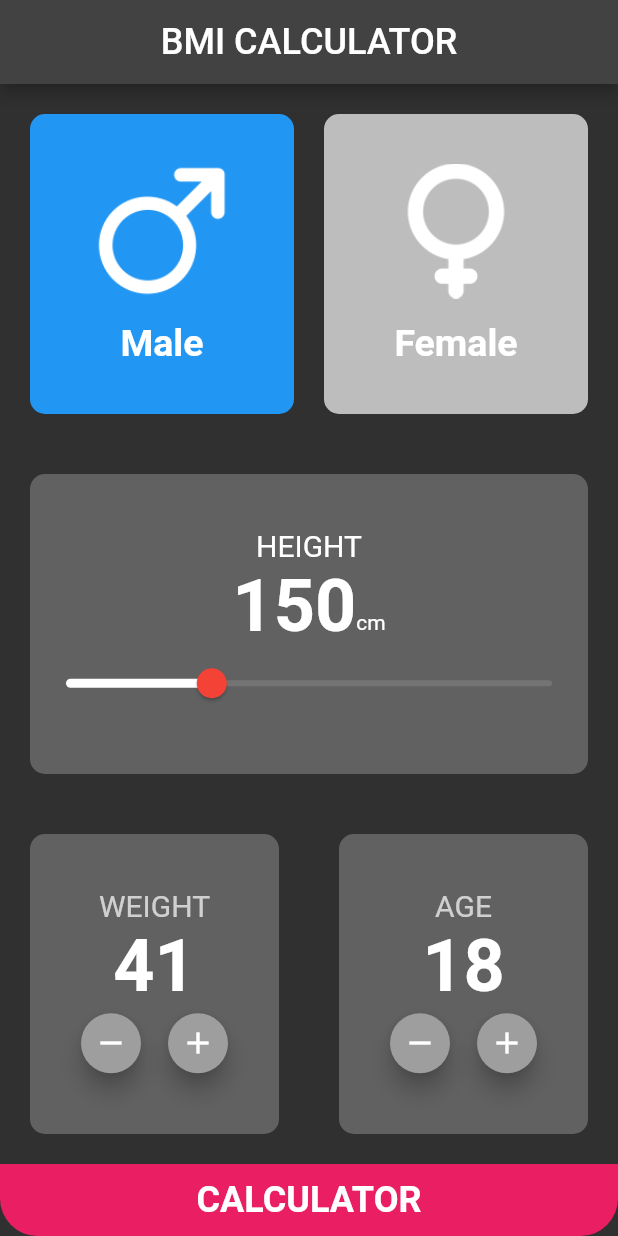
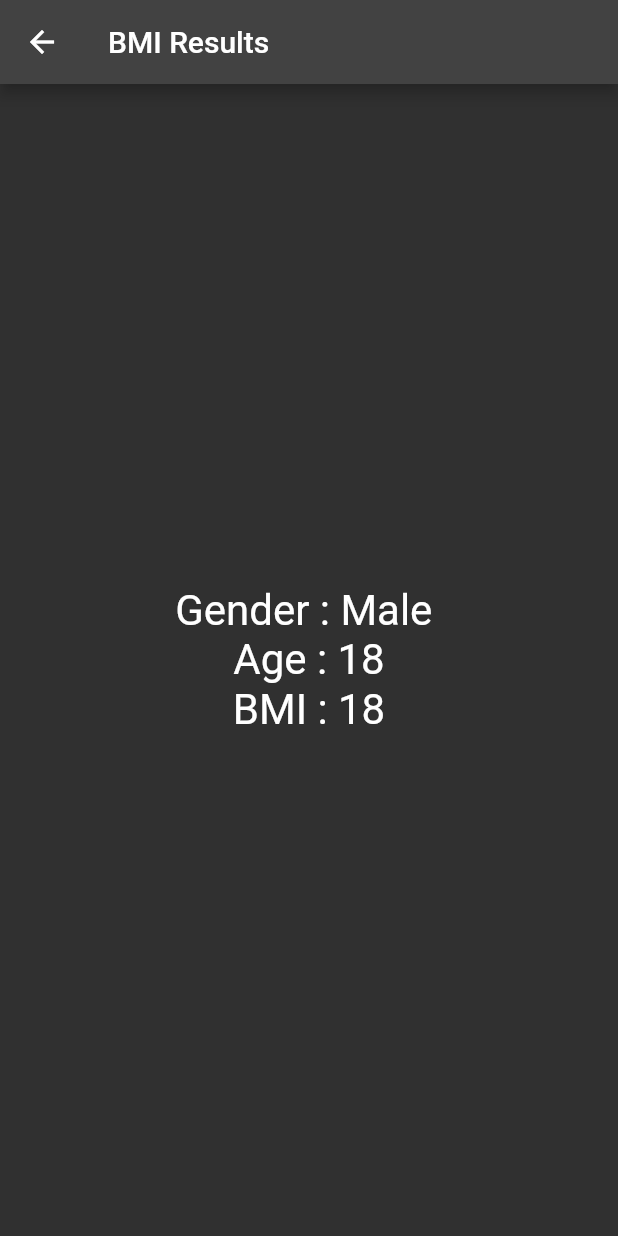
Before and after one commit to Moamenmuh13/bmi_calculater, a Flutter app: the screen it shows after launch, after a tap on the "add" icon, after a tap on "CALCULATOR", on a phone screen of 412 x 824 dp. Run offline on Flutter 3.47's test engine with Material 2 defaults, Android fonts, the phone set to English and light mode, and no system bars.

```diff
--- /dev/null
+++ b/lib/bmi_result_screen.dart
@@ -0,0 +1,37 @@
+import 'package:flutter/material.dart';
+
+class BmiResultScreen extends StatelessWidget {
+
+  final int result ;
+  final int age ;
+  final bool gender ;
+
+  const BmiResultScreen({super.key, required this.result, required this.age, required this.gender});
+
+
+  @override
+  Widget build(BuildContext context) {
+    return Scaffold(
+      appBar: AppBar(
+        title: Text(
+            "BMI Results"),
+      ),
+      body: Center(
+        child: Column(
+          mainAxisAlignment: MainAxisAlignment.center,
+          children: [
+            Text("Gender : ${gender ? "Male" : "Female"} " , style: TextStyle(
+              fontSize: 28.0
+            ),),
+            Text("Age : ${age}", style: TextStyle(
+                fontSize: 28.0
+            ), ),
+            Text("BMI : $result" ,style: TextStyle(
+                fontSize: 28.0
+            ),),
+          ],
+        ),
+      ),
+    );
+  }
+}
--- a/lib/calculater_screen.dart
+++ b/lib/calculater_screen.dart
@@ -1,3 +1,6 @@
+import 'dart:math';
+
+import 'package:bmi_calculater/bmi_result_screen.dart';
 import 'package:flutter/material.dart';
 
 class BmiCalculatorScreen extends StatefulWidget {
@@ -177,13 +180,10 @@ class _BmiCalculatorScreenState extends State<BmiCalculatorScreen> {
                             FloatingActionButton(
                                 onPressed: () {
                                   setState(() {
-                                    if(weight <= 40){
-                                    }else{
-                                      weight--;
-                                    }
+                                    if(weight <= 40){}else{weight--;}
                                   });
                                 },
-                                backgroundColor: Colors.grey,
+                                backgroundColor: Colors.red,
                                 mini: true,
                                 child: const Icon(
                                   Icons.remove,
@@ -195,13 +195,10 @@ class _BmiCalculatorScreenState extends State<BmiCalculatorScreen> {
                             FloatingActionButton(
                               onPressed: () {
                                 setState(() {
-                                  if(weight >= 120){
-                                  }else{
-                                    weight++;
-                                  }
+                                  if(weight >= 120){}else{weight++;}
                                 });
                               },
-                              backgroundColor: Colors.grey,
+                              backgroundColor: Colors.green,
                               mini: true,
                               child: const Icon(
                                 Icons.add,
@@ -245,14 +242,10 @@ class _BmiCalculatorScreenState extends State<BmiCalculatorScreen> {
                             FloatingActionButton(
                                 onPressed: () {
                                   setState(() {
-                                    if (age <= 16){
-                                    }
-                                    else {
-                                      age--;
-                                    }
+                                    if (age <= 16){} else {age--;}
                                   });
                                 },
-                                backgroundColor: Colors.grey,
+                                backgroundColor: Colors.red,
                                 mini: true,
                                 child: const Icon(
                                   Icons.remove,
@@ -264,14 +257,10 @@ class _BmiCalculatorScreenState extends State<BmiCalculatorScreen> {
                             FloatingActionButton(
                               onPressed: () {
                                 setState(() {
-                                  if (age >= 60){
-                                  }
-                                  else {
-                                    age++;
-                                  }
+                                  if (age >= 60){} else {age++;}
                                 });
                               },
-                              backgroundColor: Colors.grey,
+                              backgroundColor: Colors.green,
                               mini: true,
                               child: const Icon(
                                 Icons.add,
@@ -290,20 +279,22 @@ class _BmiCalculatorScreenState extends State<BmiCalculatorScreen> {
           Container(
             width: double.infinity,
             decoration: const BoxDecoration(
-                borderRadius: BorderRadius.only(
-                    bottomLeft: Radius.circular(25.0),
-                    bottomRight: Radius.circular(25.0)),
                 color: Colors.pink),
             child: MaterialButton(
               onPressed: () {
-                print(height * weight / age);
+                double result = weight / pow(height/ 100,2);
+                Navigator.push(
+                    context,
+                    MaterialPageRoute( builder: (context )=> BmiResultScreen(
+                    result: result.round(), age: age, gender: isMale,
+                    ) ));
               },
               child: const Text(
                 "CALCULATOR",
                 style: TextStyle(
                     fontWeight: FontWeight.bold,
                     color: Colors.white,
-                    fontSize: 24.0),
+                    fontSize: 32.0),
               ),
             ),
           )
```
